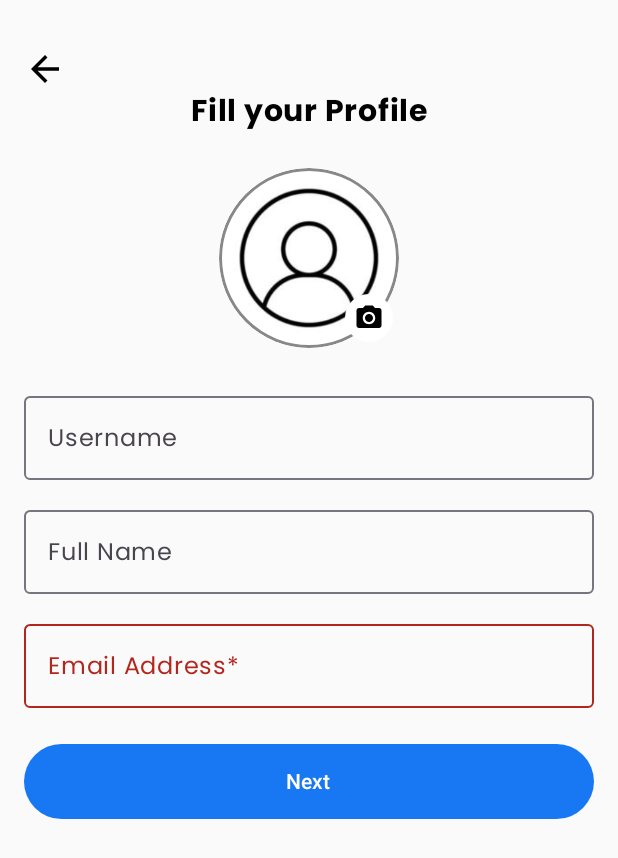
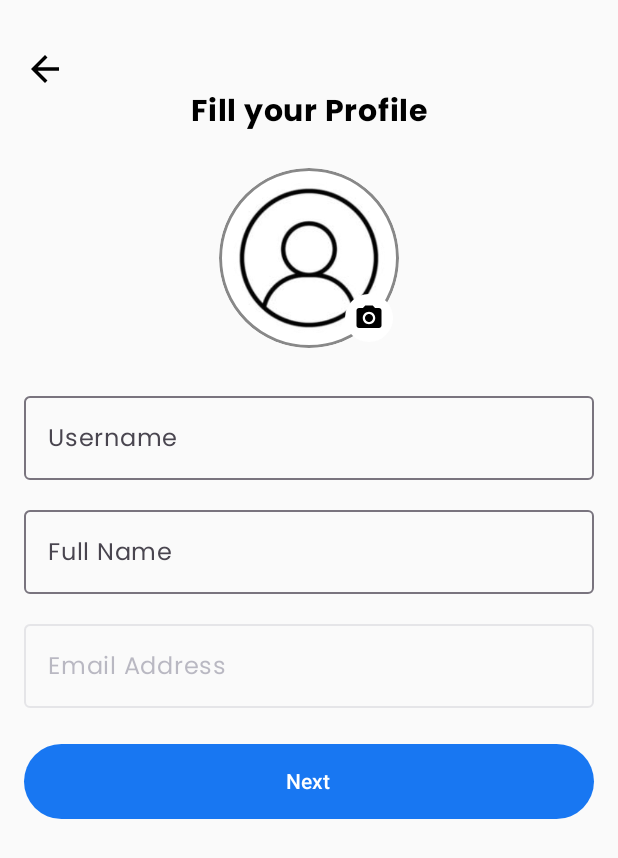
Before and after one commit to asalkhaef/MP-UI-NewsPlatform, an Android app built with Jetpack Compose: the ProfileScreen screen opened through its navigation route, on a phone screen of 412 x 824 dp. Shown: the top 858 px of the screen. Run offline under Robolectric (Android 15) with nearby library versions, the light colour scheme and no system bars; our stand-ins replace Firebase (no records; nobody signed in at launch, a user with empty details on screens opened directly); pictures from the network do not load.

Commit message:
show email address in ProfileScreen

```diff
--- a/app/src/main/java/com/example/myapplication/screens/ProfileScreen.kt
+++ b/app/src/main/java/com/example/myapplication/screens/ProfileScreen.kt
@@ -32,6 +32,7 @@ import androidx.compose.ui.unit.dp
 import androidx.compose.ui.unit.sp
 import androidx.navigation.NavController
 import com.example.myapplication.R
+import com.google.firebase.auth.FirebaseAuth
 
 @Composable
 fun ProfileScreen(navController: NavController) {
@@ -39,14 +40,21 @@ fun ProfileScreen(navController: NavController) {
     val fullName = remember { mutableStateOf("") }
     val email = remember { mutableStateOf("") }
 
+    val firebaseUser = FirebaseAuth.getInstance().currentUser
+
+    LaunchedEffect(Unit) {
+        firebaseUser?.let { user ->
+            username.value = user.displayName ?: ""
+            email.value = user.email ?: ""
+        }
+    }
+
     Column(
         modifier = Modifier
             .fillMaxSize()
             .padding(16.dp),
         horizontalAlignment = Alignment.CenterHorizontally
     ) {
-
-
         Spacer(modifier = Modifier.height(16.dp))
 
         Icon(
@@ -69,7 +77,7 @@ fun ProfileScreen(navController: NavController) {
             modifier = Modifier.size(120.dp)
         ) {
             Image(
-                painter = painterResource(id = R.drawable.user_profile_icon), // یک عکس پیش‌فرض در drawable
+                painter = painterResource(id = R.drawable.user_profile_icon),
                 contentDescription = "Profile Picture",
                 modifier = Modifier
                     .size(120.dp)
@@ -77,7 +85,7 @@ fun ProfileScreen(navController: NavController) {
                     .border(2.dp, Color.Gray, CircleShape)
             )
             Icon(
-                imageVector = Icons.Default.CameraAlt, // Correct icon
+                imageVector = Icons.Default.CameraAlt,
                 contentDescription = "Edit Photo",
                 tint = Color.Black,
                 modifier = Modifier
@@ -110,11 +118,13 @@ fun ProfileScreen(navController: NavController) {
 
         OutlinedTextField(
             value = email.value,
-            onValueChange = { email.value = it },
-            label = { Text("Email Address*") },
-            isError = !android.util.Patterns.EMAIL_ADDRESS.matcher(email.value).matches(),
-            modifier = Modifier.fillMaxWidth()
+            onValueChange = { }, // چون فیلد غیرفعاله نیازی به تغییر نداره
+            label = { Text("Email Address") },
+            modifier = Modifier.fillMaxWidth(),
+            enabled = false, //  کاربر نمی‌تونه تغییر بده
+            readOnly = true // فقط خواندنی
         )
+
 
         Spacer(modifier = Modifier.height(24.dp))
 
@@ -126,4 +136,5 @@ fun ProfileScreen(navController: NavController) {
         ) {
             Text("Next")
         }
-    }}
+    }
+}
```
